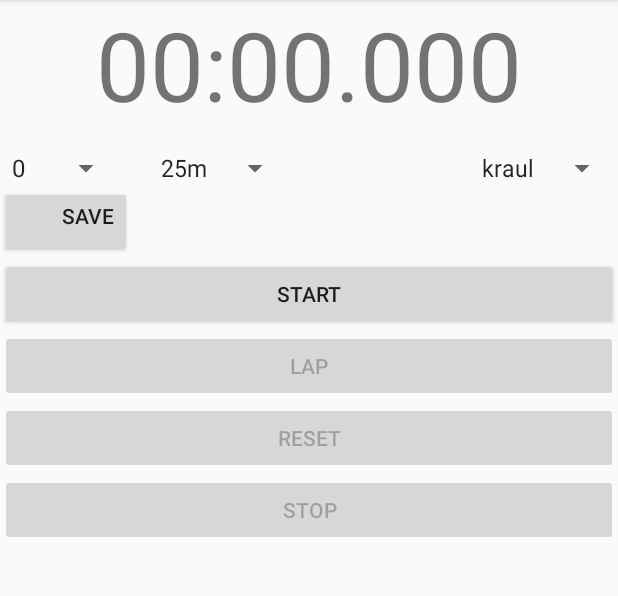
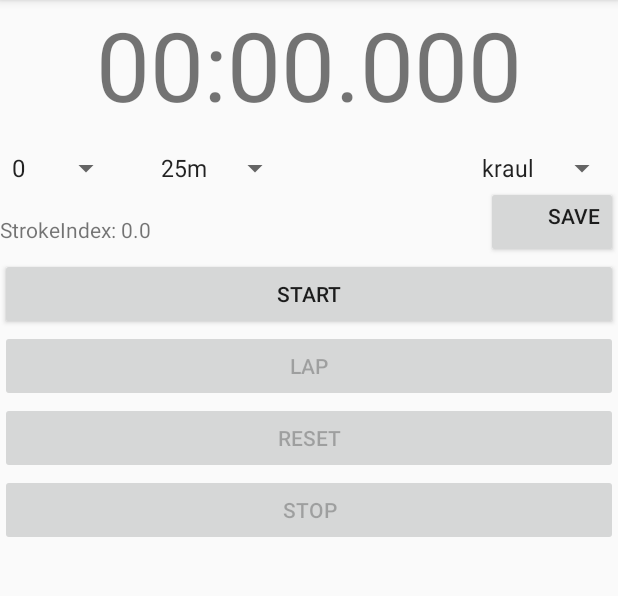
Before and after one commit to WoodenGlass/stylowePlywanie, an Android app: the TrainingManager screen opened directly, with no data from a screen before it, on a phone screen of 412 x 824 dp, the part 84-680 px from its top. Run offline under Robolectric (Android 15) with nearby library versions, the phone set to English and light mode, and no system bars.

Commit message:
stop watch with strokeIndex

```diff
--- a/app/build.gradle
+++ b/app/build.gradle
@@ -28,7 +28,8 @@ dependencies {
     compile 'com.google.firebase:firebase-messaging:10.2.0'
     compile 'org.greenrobot:eventbus:3.0.0'
     compile 'com.android.support:design:25.2.0'
-    compile 'com.android.support:cardview-v7:25.1.1'
+    compile 'com' +
+            '.android.support:cardview-v7:25.1.1'
     compile 'com.squareup.picasso:picasso:2.3.2'
     compile 'com.prolificinteractive:material-calendarview:1.4.3'
     testCompile 'junit:junit:4.12'
@@ -44,7 +45,7 @@ dependencies {
     compile 'com.github.amlcurran.showcaseview:library:5.4.3'
     compile 'com.android.support:recyclerview-v7:25.2.0'
     compile 'com.github.jakob-grabner:Circle-Progress-View:v1.2.9'
-
+    compile 'com.github.PhilJay:MPAndroidChart:v3.0.3'
 }
 
 
--- a/app/src/main/java/com/example/dobrowol/styloweplywanie/teammanagement/StudentsActivity.java
+++ b/app/src/main/java/com/example/dobrowol/styloweplywanie/teammanagement/StudentsActivity.java
@@ -15,7 +15,7 @@ import android.view.MenuItem;
 import android.widget.Toast;
 
 import com.example.dobrowol.styloweplywanie.R;
-import com.example.dobrowol.styloweplywanie.utils.StudentAchievementActivity;
+import com.example.dobrowol.styloweplywanie.teammanagement.trainingdetails.StudentAchievementChartActivity;
 import com.example.dobrowol.styloweplywanie.utils.StudentAdapter;
 import com.example.dobrowol.styloweplywanie.utils.StudentData;
 import com.example.dobrowol.styloweplywanie.utils.TeamData;
@@ -76,7 +76,8 @@ public class StudentsActivity extends AppCompatActivity implements StudentAdapte
     private void fetchStudent(String studentDataFile) {
         Log.d("DUPA", "fetchStudent");
         //TeamDetailsActivity.startDetailsActivity(teamData, JoinTeamActivity.this);
-        StudentAchievementActivity.startActivity(studentDataFile, StudentsActivity.this);
+        //StudentAchievementActivity.startActivity(studentDataFile, StudentsActivity.this);
+        StudentAchievementChartActivity.startActivity(studentDataFile, StudentsActivity.this);
     }
     @Override
     public void onItemSelected(StudentData item) {
--- a/app/src/main/java/com/example/dobrowol/styloweplywanie/teammanagement/TrainingManager.java
+++ b/app/src/main/java/com/example/dobrowol/styloweplywanie/teammanagement/TrainingManager.java
@@ -20,7 +20,6 @@ import android.widget.Button;
 import android.widget.ListView;
 import android.widget.Spinner;
 import android.widget.TextView;
-import android.widget.Toast;
 
 import com.example.dobrowol.styloweplywanie.R;
 import com.example.dobrowol.styloweplywanie.utils.CsvDataUtils;
@@ -50,7 +49,7 @@ public class TrainingManager extends AppCompatActivity implements View.OnClickLi
     private Button btnLap;
     private Button btnStop;
     private Button btnReset;
-    TextView mTimerView, mStudentName;
+    TextView mTimerView, mStudentName, mStrokeIndex;
     int Seconds, Minutes, MilliSeconds ;
     long MillisecondTime, StartTime =0L, TimeBuff, UpdateTime = 0L ;
     Handler handler;
@@ -58,8 +57,8 @@ public class TrainingManager extends AppCompatActivity implements View.OnClickLi
     Long[] startedListElements = new Long[]{};
     LinkedList<Long> startedTimer;
     List<Long> stoppedTimer;
-    List<String> ListElementsArrayList ;
-    ArrayAdapter<String> adapter ;
+    ArrayList<CharSequence> ListElementsArrayList ;
+    ArrayAdapter<CharSequence> adapter ;
     ListView listView;
     TeamData teamData;
     Map studentToStudentData;
@@ -114,6 +113,7 @@ public class TrainingManager extends AppCompatActivity implements View.OnClickLi
         btnReset.setOnClickListener(this);
         mTimerView = (TextView) findViewById(R.id.tvTimer);
         mStudentName = (TextView) findViewById(R.id.tvStudentName);
+        mStrokeIndex = (TextView) findViewById(R.id.tvSrokeIndex);
 
         btnReset.setEnabled(false);
         btnStop.setEnabled(false);
@@ -121,8 +121,8 @@ public class TrainingManager extends AppCompatActivity implements View.OnClickLi
 
         handler = new Handler() ;
         startedTimer = new LinkedList<Long>(Arrays.asList(startedListElements));
-        ListElementsArrayList = new ArrayList<String>(Arrays.asList(ListElements));
-        adapter = new ArrayAdapter<String>(TrainingManager.this,
+        ListElementsArrayList = new ArrayList<CharSequence>(Arrays.asList(ListElements));
+        adapter = new ArrayAdapter<CharSequence>(TrainingManager.this,
                 android.R.layout.simple_list_item_1,
                 ListElementsArrayList
         );
@@ -142,6 +142,11 @@ public class TrainingManager extends AppCompatActivity implements View.OnClickLi
         setSupportActionBar(myToolbar);
 
     }
+    private void updateStrokeIndex()
+    {
+        currentStudentAchievement.calculateStrokeIndex();
+        mStrokeIndex.setText("StrokeIndex: " + currentStudentAchievement.strokeIndex.toString());
+    }
     private void setupSpinner()
     {
         ArrayAdapter<String> adapter = new ArrayAdapter<String>(
@@ -157,7 +162,7 @@ public class TrainingManager extends AppCompatActivity implements View.OnClickLi
 
                         int position = spnr.getSelectedItemPosition();
                         currentStudentAchievement.style = styles[+position];
-                        Toast.makeText(getApplicationContext(),"You have selected "+styles[+position],Toast.LENGTH_SHORT).show();
+                        //Toast.makeText(getApplicationContext(),"You have selected "+styles[+position],Toast.LENGTH_SHORT).show();
                         // TODO Auto-generated method stub
                     }
 
@@ -181,7 +186,8 @@ public class TrainingManager extends AppCompatActivity implements View.OnClickLi
 
                         int position = spnrDistance.getSelectedItemPosition();
                         currentStudentAchievement.distance = distances[+position];
-                        Toast.makeText(getApplicationContext(),"You have selected "+distances[+position],Toast.LENGTH_SHORT).show();
+                        updateStrokeIndex();
+                        //Toast.makeText(getApplicationContext(),"You have selected "+distances[+position],Toast.LENGTH_SHORT).show();
                         // TODO Auto-generated method stub
                     }
 
@@ -210,7 +216,8 @@ public class TrainingManager extends AppCompatActivity implements View.OnClickLi
 
                         int position = spnrStrokeCount.getSelectedItemPosition();
                         currentStudentAchievement.strokeCount = strokeCount.get(+position);
-                        Toast.makeText(getApplicationContext(),"You have selected "+strokeCount.get(+position),Toast.LENGTH_SHORT).show();
+                        updateStrokeIndex();
+                        //Toast.makeText(getApplicationContext(),"You have selected "+strokeCount.get(+position),Toast.LENGTH_SHORT).show();
                         // TODO Auto-generated method stub
                     }
 
@@ -242,11 +249,16 @@ public class TrainingManager extends AppCompatActivity implements View.OnClickLi
         }
     }
     private void showAddStudent() {
-        Intent intent = new Intent(this, AddStudentActivity.class);
-
+        Intent intent = new Intent(this, StudentsActivity.class);
+        intent.putExtra(KEY, teamData.teamName);
         //Intent pickContactIntent = new Intent(Intent.ACTION_PICK, ));
         // Show user only contacts w/ phone numbers
         startActivityForResult(intent, ADD_TEAM_REQUEST);
+        //StudentsActivity.startActivity(teamData.teamName, TrainingManager.this);
+    }
+    @Override
+    protected void onActivityResult(int requestCode, int resultCode, Intent data) {
+        fetchTeam(teamData.teamName);
     }
     private void fetchTeam(String teamName) {
         TeamDataUtils teamDataUtils = new TeamDataUtils(getApplicationContext());
@@ -280,6 +292,7 @@ public class TrainingManager extends AppCompatActivity implements View.OnClickLi
         Log.d("DUPA", item.getTitle().toString());
         StudentData student = (StudentData) studentToStudentData.get(item.getTitle().toString());
         mStudentName.setText(item.getTitle().toString()+" "+(String)(selectedTime));
+        updateStrokeIndex();
         fileToSave = student.dataFile;
         return true;
     }
@@ -305,6 +318,8 @@ public class TrainingManager extends AppCompatActivity implements View.OnClickLi
                 adapter.notifyDataSetChanged();
                 break;
             case R.id.btnReset:
+                startedTimer.clear();
+                handler.removeCallbacks(runnable);
                 MillisecondTime = 0L ;
                 StartTime = 0L ;
                 TimeBuff = 0L ;
@@ -319,6 +334,8 @@ public class TrainingManager extends AppCompatActivity implements View.OnClickLi
                 btnReset.setEnabled(false);
                 btnStop.setEnabled(false);
                 btnLap.setEnabled(false);
+                mStrokeIndex.setText("StrokeIndex: 0.0");
+                mStudentName.setText("");
                 break;
             case R.id.btnStop:
                 long stopTime = SystemClock.uptimeMillis();
@@ -340,7 +357,7 @@ public class TrainingManager extends AppCompatActivity implements View.OnClickLi
 
                 currentStudentAchievement.date = new SimpleDateFormat("yyyyMMdd_HHmmss").format(Calendar.getInstance().getTime());
                 csvDataUtils.saveStudentAchievement(currentStudentAchievement, fileToSave);
-                Toast.makeText(getApplicationContext(),"Saved to "+fileToSave,Toast.LENGTH_SHORT).show();
+                //Toast.makeText(getApplicationContext(),"Saved to "+fileToSave,Toast.LENGTH_SHORT).show();
                 break;
         }
     }
@@ -376,4 +393,30 @@ public class TrainingManager extends AppCompatActivity implements View.OnClickLi
                 + String.format("%02d", Seconds) + ":"
                 + String.format("%03d", MilliSeconds);
     }
+    protected void onSaveInstanceState(Bundle outState) {
+        super.onSaveInstanceState(outState);
+        Log.d("DUPA"," saveInstance");
+        outState.putInt("strokeCount", spnrStrokeCount.getSelectedItemPosition());
+        outState.putInt("distance", spnrDistance.getSelectedItemPosition());
+        outState.putInt("style", spnr.getSelectedItemPosition());
+        outState.putCharSequenceArrayList("listOfElementsArray", ListElementsArrayList);
+        outState.putString("currentTime", mTimerView.getText().toString());
+        outState.putSerializable("currentStudentAchievement", currentStudentAchievement);
+        outState.putString("studentName", mStudentName.getText().toString());
+
+
+    }
+    @Override
+    protected void onRestoreInstanceState(Bundle savedInstanceState) {
+        super.onRestoreInstanceState(savedInstanceState);
+        Log.d("DUPA"," restoreInstance");
+        spnrStrokeCount.setSelection(savedInstanceState.getInt("strokeCount"));
+        spnrDistance.setSelection(savedInstanceState.getInt("distance"));
+        spnr.setSelection(savedInstanceState.getInt("style"));
+        ListElementsArrayList = savedInstanceState.getCharSequenceArrayList("listOfElementsArray");
+        currentStudentAchievement = (StudentAchievement) savedInstanceState.getSerializable("currentStudentAchievement");
+        updateStrokeIndex();
+        mStudentName.setText(savedInstanceState.getString("studentName"));
+        mTimerView.setText(savedInstanceState.getString("currentTime"));
+    }
 }
--- a/app/src/main/java/com/example/dobrowol/styloweplywanie/utils/StudentAchievement.java
+++ b/app/src/main/java/com/example/dobrowol/styloweplywanie/utils/StudentAchievement.java
@@ -1,27 +1,39 @@
 package com.example.dobrowol.styloweplywanie.utils;
+
+import java.io.Serializable;
 
 /**
  * Created by dobrowol on 01.02.18.
  */
 
-public class StudentAchievement {
+public class StudentAchievement implements Serializable {
     public String style;
     public String distance;
     public String strokeCount;
     public String time;
     public String date;
     public Float strokeIndex;
-    void calculateStrokeIndex()
+    public void calculateStrokeIndex()
     {
         int s = time2seconds(time);
 
+        if (distance == null) {
+            strokeIndex = Float.valueOf(0);
+            return;
+        }
         distance = distance.replace("m", "");
         Float d = Float.valueOf(distance);
         Float stc = Float.valueOf(strokeCount);
-        strokeIndex = d/s *((d/stc));
+        if (s > 0 && stc > 0) {
+            strokeIndex = d / s * ((d / stc));
+        }
+        else
+            strokeIndex = Float.valueOf(0);
     }
     int time2seconds(String time)
     {
+        if (time == null)
+            return 0;
         int [] factor=
                 {
                     600,
--- a/app/src/main/java/com/example/dobrowol/styloweplywanie/utils/XMLDataUtil.java
+++ b/app/src/main/java/com/example/dobrowol/styloweplywanie/utils/XMLDataUtil.java
@@ -105,10 +105,11 @@ public class XMLDataUtil implements IDataUtil {
                 age.appendChild(doc.createTextNode(studentData.age));
                 student.appendChild(age);
                 studentData.dataFile = studentData.name+studentData.surname+".csv";
+                //studentData.dataFile = studentData.dataFile.toLowerCase();
                 createDataFile(studentData.dataFile);
                 Element dataFile = doc.createElement("dataFile");
-                age.appendChild(doc.createTextNode(studentData.dataFile));
-                student.appendChild(age);
+                dataFile.appendChild(doc.createTextNode(studentData.dataFile));
+                student.appendChild(dataFile);
                 students.appendChild(student);
             }
             rootElement.appendChild(students);
@@ -202,6 +203,7 @@ public class XMLDataUtil implements IDataUtil {
                 else
                 {
                     studentData.dataFile = studentData.name+studentData.surname+".csv";
+                    //studentData.dataFile = studentData.dataFile.toLowerCase();
                     createDataFile(studentData.dataFile);
                 }
                 teamData.addStudent(studentData);
--- a/app/src/main/res/layout/activity_trainingmanager.xml
+++ b/app/src/main/res/layout/activity_trainingmanager.xml
@@ -1,9 +1,16 @@
 <?xml version="1.0" encoding="utf-8"?>
-<LinearLayout xmlns:android="http://schemas.android.com/apk/res/android"
+<RelativeLayout xmlns:android="http://schemas.android.com/apk/res/android"
     xmlns:CircleProgressView="http://schemas.android.com/apk/res-auto"
     xmlns:tools="http://schemas.android.com/tools"
     android:orientation="vertical" android:layout_width="match_parent"
     android:layout_height="match_parent">
+
+<LinearLayout
+    android:layout_width="match_parent"
+    android:layout_height="match_parent"
+    android:orientation="vertical">
+
+
     <android.support.design.widget.AppBarLayout
         android:id="@+id/appBarLayout"
         android:layout_width="match_parent"
@@ -13,6 +20,7 @@
         <include layout="@layout/app_bar"/>
 
     </android.support.design.widget.AppBarLayout>
+
 <TextView
     android:layout_width="match_parent"
     android:layout_height="wrap_content"
@@ -20,10 +28,13 @@
     android:height="100dp"
     android:text="00:00.000"
     android:textSize="64dp"
+    android:layout_below="@+id/appBarLayout"
     android:textAlignment="center" />
     <LinearLayout
         android:layout_width="match_parent"
         android:layout_height="wrap_content"
+        android:layout_below="@+id/tvTimer"
+        android:id="@+id/linearLayout1"
         android:orientation="horizontal">
         <Spinner
             android:layout_width="wrap_content"
@@ -35,51 +46,64 @@
             android:layout_width="wrap_content"
             android:layout_height="wrap_content"
             android:gravity="right"
-            android:id="@+id/tmDistanceSpinner"></Spinner>
+            android:id="@+id/tmDistanceSpinner"/>
 
         <Spinner
             android:layout_width="wrap_content"
             android:layout_height="wrap_content"
             android:gravity="right"
-            android:id="@+id/tmSpinner"></Spinner>
+            android:id="@+id/tmSpinner"/>
     </LinearLayout>
-    <LinearLayout
+    <RelativeLayout
         android:layout_width="match_parent"
         android:layout_height="wrap_content"
+        android:layout_below="@+id/linearLayout1"
+        android:id="@+id/relativeLayout1"
         android:orientation="horizontal">
         <TextView
             android:layout_width="wrap_content"
             android:layout_height="wrap_content"
             android:gravity="left"
+
             android:id="@+id/tvStudentName" />
+        <TextView
+            android:layout_width="wrap_content"
+            android:layout_height="wrap_content"
+            android:layout_below="@+id/tvStudentName"
+            android:id="@+id/tvSrokeIndex" />
         <Button
             android:layout_width="wrap_content"
             android:layout_height="wrap_content"
             android:layout_gravity="right"
+            android:layout_alignParentRight="true"
             android:gravity="right"
             android:text="save"
             android:id="@+id/btnSaveAchievement"/>
-    </LinearLayout>
+    </RelativeLayout>
 
     <Button
         android:text="Start"
         android:layout_width="match_parent"
         android:layout_height="wrap_content"
+        android:layout_below="@+id/relativeLayout1"
         android:id="@+id/btnStart" />
     <Button
         android:text="Lap"
         android:layout_width="match_parent"
         android:layout_height="wrap_content"
+        android:layout_below="@+id/btnStart"
         android:id="@+id/btnLap" />
     <Button
         android:text="Reset"
         android:layout_width="match_parent"
         android:layout_height="wrap_content"
+        android:layout_below="@+id/btnLap"
         android:id="@+id/btnReset" />
     <Button
         android:text="Stop"
         android:layout_width="match_parent"
         android:layout_height="wrap_content"
+        android:layout_below="@id/btnReset"
         android:id="@+id/btnStop" />
     <ListView
         android:layout_width="match_parent"
@@ -89,3 +113,4 @@
         android:layout_marginTop="12dp"
         android:id="@+id/listview1"/>
 </LinearLayout>
+</RelativeLayout>
```
Also changed, not shown: app/src/main/AndroidManifest.xml (+7 -4 lines), app/src/main/java/com/example/dobrowol/styloweplywanie/teammanagement/trainingdetails/StudentAchievementChartActivity.java (added, +82 -0 lines), app/src/main/java/com/example/dobrowol/styloweplywanie/utils/CsvDataUtils.java (+15 -11 lines), app/src/main/res/layout/activity_studentachievementchart.xml (added, +11 -0 lines), 2 other files.
